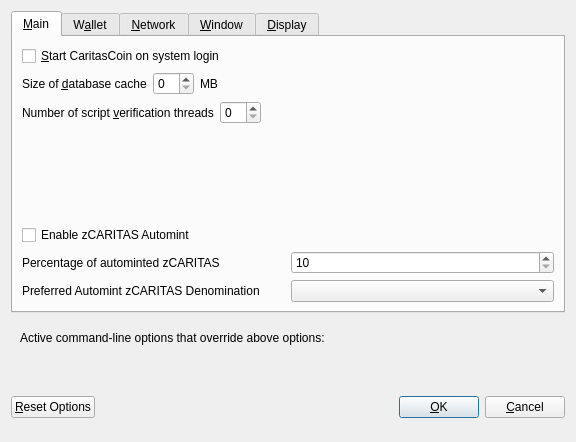
Above: src/qt/forms/optionsdialog.ui from caritascoin/caritascoin before the change. Below: the same form after it.
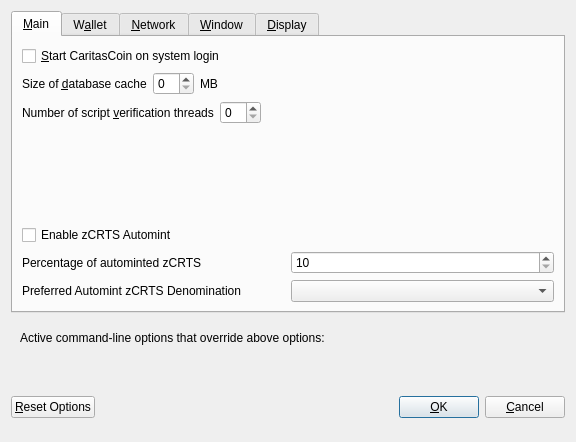
That is the form after the change. The open tabs and pages were chosen to show the change. Custom widgets are drawn as their Qt base class.

```diff
--- a/src/qt/forms/optionsdialog.ui
+++ b/src/qt/forms/optionsdialog.ui
@@ -139,7 +139,7 @@
           <enum>Qt::LeftToRight</enum>
          </property>
          <property name="text">
-          <string>Enable zCARITAS Automint</string>
+          <string>Enable zCRTS Automint</string>
          </property>
         </widget>
        </item>
@@ -151,7 +151,7 @@
             <string>Percentage of incoming CaritasCoin which get automatically converted to zCARITAS via Zerocoin Protocol (min: 10%)</string>
            </property>
            <property name="text">
-            <string>Percentage of autominted zCARITAS</string>
+            <string>Percentage of autominted zCRTS</string>
            </property>
           </widget>
          </item>
@@ -184,7 +184,7 @@
             <string>Wait with automatic conversion to Zerocoin until enough CaritasCoin for this denomination is available</string>
            </property>
            <property name="text">
-            <string>Preferred Automint zCARITAS Denomination</string>
+            <string>Preferred Automint zCRTS Denomination</string>
            </property>
           </widget>
          </item>
```
Left out of the diff: 4 changed lines with no effect on the pictures.
